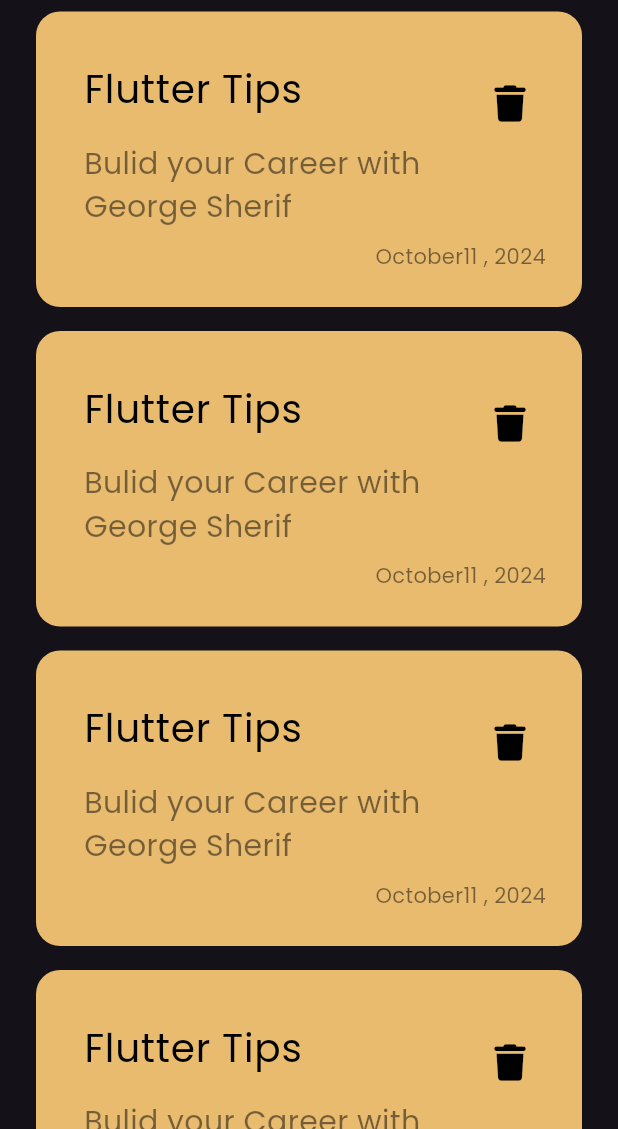
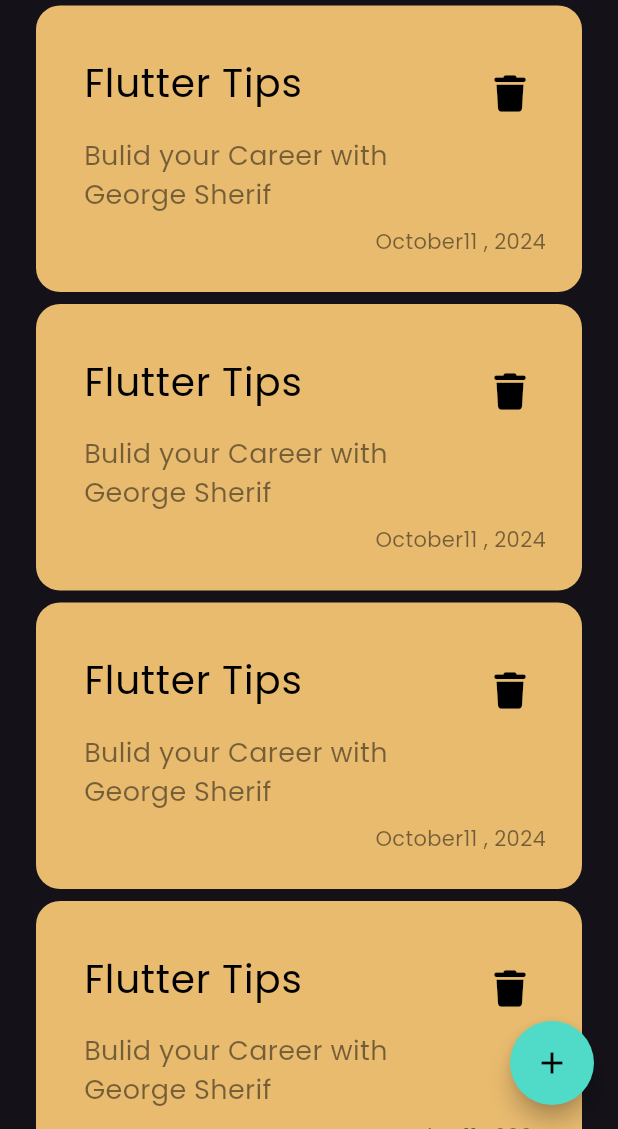
Before and after one commit to George-GS7/notes_app, a Flutter app: the screen it shows after launch, on a phone screen of 412 x 824 dp, the part 107-1236 px from its top. Run offline on Flutter 3.47's test engine with Material 3 defaults, Android fonts, the phone set to English and light mode, and no system bars; our stand-ins replace font_awesome_flutter.

Commit message:
Add Floating Action Button

```diff
--- a/lib/views/notes_view.dart
+++ b/lib/views/notes_view.dart
@@ -6,6 +6,16 @@ class NotesView extends StatelessWidget {
 
   @override
   Widget build(BuildContext context) {
-    return const Scaffold(body: NotesViewBody());
+    return Scaffold(
+        floatingActionButton: FloatingActionButton(
+          onPressed: () {},
+          backgroundColor: const Color(0xff4FDBC8),
+          shape: const CircleBorder(),
+          child: const Icon(
+            Icons.add,
+            color: Colors.black,
+          ),
+        ),
+        body: const NotesViewBody());
   }
 }
--- a/lib/views/widgets/note_item.dart
+++ b/lib/views/widgets/note_item.dart
@@ -29,7 +29,7 @@ class NoteItem extends StatelessWidget {
               subtitle: Text(
                 'Bulid your Career with George Sherif',
                 style: TextStyle(
-                    color: Colors.black.withOpacity(.5), fontSize: 20),
+                    color: Colors.black.withOpacity(.5), fontSize: 18),
               ),
               trailing: IconButton(
                 padding: const EdgeInsets.only(bottom: 30),
--- a/lib/views/widgets/notes_list_view.dart
+++ b/lib/views/widgets/notes_list_view.dart
@@ -9,7 +9,7 @@ class NotesListView extends StatelessWidget {
     return ListView.builder(
       itemBuilder: (context, index) {
         return const Padding(
-          padding: EdgeInsets.symmetric(vertical: 8),
+          padding: EdgeInsets.symmetric(vertical: 4),
           child: NoteItem(),
         );
       },
```
